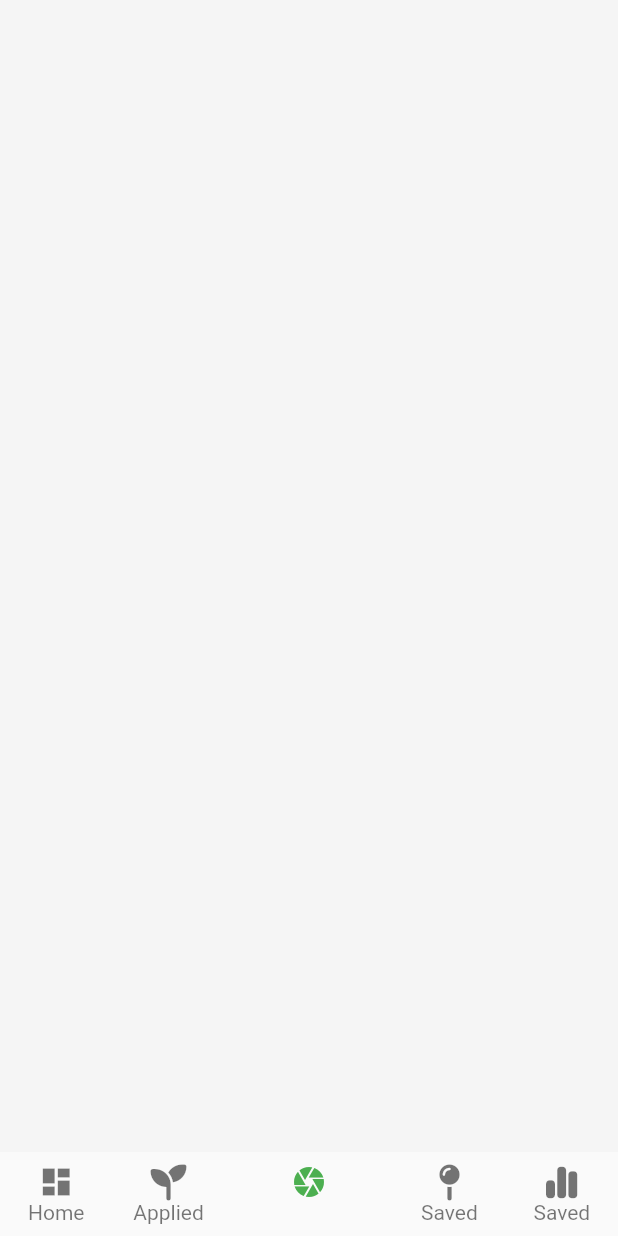
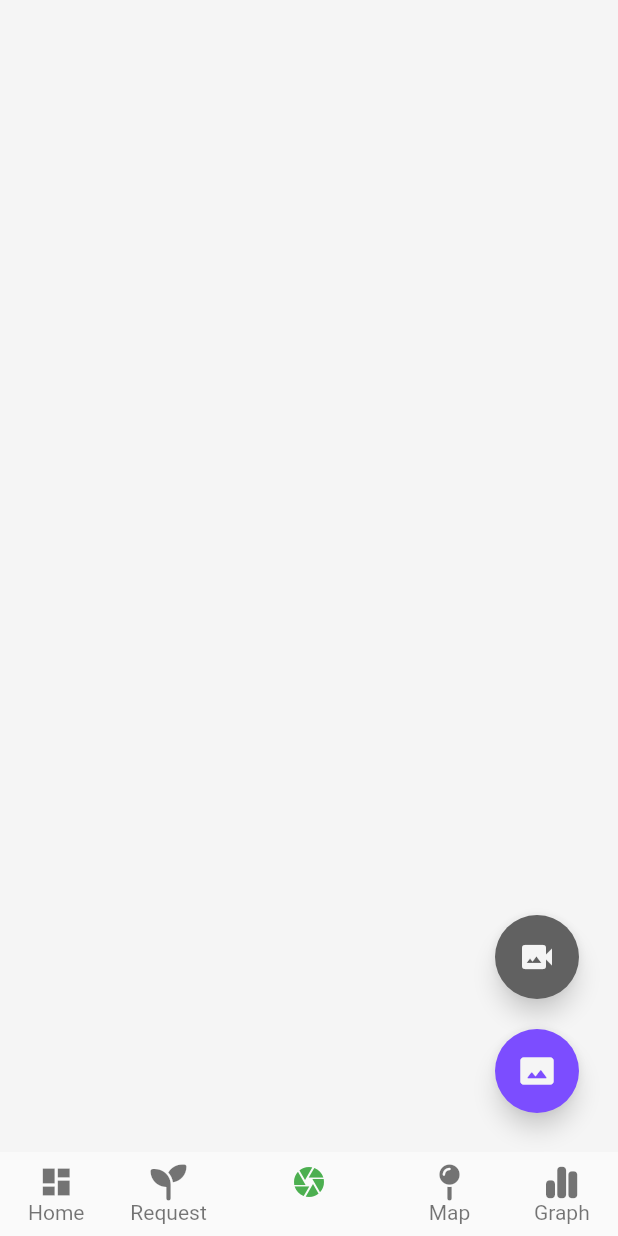
Before and after one commit to Sankwan/GreenGhana-Mobile-App, a Flutter app: the MainHomepage screen opened directly, item 3 of the bottom bar chosen, on a phone screen of 412 x 824 dp. Run offline on Flutter 3.47's test engine with Material 2 defaults, Android fonts, the phone set to English and light mode, and no system bars; our stand-ins replace bot_toast, cached_network_image, carousel_slider, cloud_firestore, dio, dropdown_search and 13 more; accounts and stored records are empty.

Commit message:
J~Aspect

```diff
--- a/lib/controllers/user_controller.dart
+++ b/lib/controllers/user_controller.dart
@@ -4,7 +4,7 @@ import 'package:instagram_aa/services/firebase_service.dart';
 
 abstract class UserController{
   Future<bool> addUser({UserModel usermodel});
-  Future<UserModel> getUserDataAsync();
+  Future<UserModel> getUserDataAsync(String id);
 }
 
 class UserControllerImplement implements UserController{
@@ -16,8 +16,8 @@ class UserControllerImplement implements UserController{
   }
 
   @override
-  Future<UserModel> getUserDataAsync() async{
-    DocumentSnapshot snapshot = await usercol.doc(mAuth.currentUser!.uid).get();
+  Future<UserModel> getUserDataAsync(String id) async{
+    DocumentSnapshot snapshot = await usercol.doc(id).get();
     return UserModel.fromJson(snapshot);
   }
 
--- a/lib/models/usermodel.dart
+++ b/lib/models/usermodel.dart
@@ -5,15 +5,19 @@ class UserModel {
   String? userPhoneNumber;
   String? avatar;
   String? userName;
+  List? followers;
+  List? following;
 
-  UserModel({this.userId, this.userPhoneNumber, this.userName, this.avatar});
+  UserModel({this.userId, this.userPhoneNumber, this.userName, this.avatar, this.followers, this.following});
 
   Map<String, dynamic> toJson() {
     return <String, dynamic>{
       'user_id': userId,
       'user_phoneNumber': userPhoneNumber,
       'user_name': userName,
-      'avatar': avatar
+      'avatar': avatar,
+      'followers': followers,
+      'following': following,
     };
   }
 
@@ -23,7 +27,9 @@ class UserModel {
       userId: snapshot['user_id'],
       userPhoneNumber: snapshot['user_phoneNumber'],
       userName: snapshot['user_name'],
-      avatar: snapshot['avatar']
+      avatar: snapshot['avatar'],
+      followers: snapshot['followers'],
+      following: snapshot['following'],
     );
   }
 
--- a/lib/utils/tablist.dart
+++ b/lib/utils/tablist.dart
@@ -1,4 +1,5 @@
 import 'package:flutter/material.dart';
+import 'package:instagram_aa/views/screens/camera_page.dart';
 import 'package:instagram_aa/views/screens/graph.dart';
 import 'package:instagram_aa/views/screens/homepage.dart';
 import 'package:instagram_aa/views/screens/map_page.dart';
@@ -7,7 +8,8 @@ import 'package:instagram_aa/views/screens/request_seedling.dart';
 const List<Widget> fragmentList = [
   HomePage(),
   RequestSeedling(),
-  MapPage(),
+  //for the camera page
+  CameraPage(),
   MapPage(),
   Graph(),
 ];
--- a/lib/views/screens/auth/usernamepage.dart
+++ b/lib/views/screens/auth/usernamepage.dart
@@ -71,7 +71,9 @@ class _UserNamePageState extends State<UserNamePage> {
     await userControl.addUser(usermodel: UserModel(
       userPhoneNumber: widget.phoneNumber,
       userName: userNameController.text.trim(),
-      avatar: ""
+      avatar: "",
+      followers: [],
+      following: []
     )).then((value) {
       cancelProgressLoader();
       nextscreenRemovePredicate(context, SlideAnimate(const MainHomepage()));
--- /dev/null
+++ b/lib/views/screens/camera_page.dart
@@ -0,0 +1,63 @@
+import 'package:flutter/material.dart';
+import 'package:image_picker/image_picker.dart';
+import 'package:instagram_aa/utils/pagesnavigator.dart';
+import 'package:instagram_aa/views/screens/video_preview.dart';
+import 'package:instagram_aa/views/widgets/custom_widgets.dart';
+import 'dart:io';
+
+class CameraPage extends StatefulWidget {
+  const CameraPage({super.key});
+    videoPick(ImageSource src, BuildContext context) async {
+    final video = await ImagePicker().pickVideo(source: src);
+    // if (video != null) {
+    //   snackBar(
+    //     context,
+    //     "Video Selected, ${video.path}",
+    //   );
+    //   Navigator.push(
+    //       context,
+    //       MaterialPageRoute(
+    //           builder: (context) => VideoPreview(
+    //               videoFile: File(video.path), videoPath: video.path)));
+    // } else {
+    //   snackBar(
+    //     context,
+    //       "Error In Selecting Video , Please Choose A Video File");
+    // }
+  }
+
+  @override
+  State<CameraPage> createState() => _CameraPageState();
+}
+
+class _CameraPageState extends State<CameraPage> {
+  @override
+  Widget build(BuildContext context) {
+    return Scaffold(
+      floatingActionButton: Wrap( //will break to another line on overflow
+                  direction: Axis.vertical, //use vertical to show  on vertical axis
+                  children: <Widget>[
+                        Container(
+                          margin:EdgeInsets.all(10),
+                          child: FloatingActionButton(
+                            onPressed: () => (ImageSource.camera),
+                            child: Icon(Icons.video_camera_back),
+                          )
+                        ), //button first
+
+                        Container(
+                          margin:EdgeInsets.all(10),
+                          child: FloatingActionButton(
+                            onPressed:  () => (ImageSource.camera),
+                            backgroundColor: Colors.deepPurpleAccent,
+                            child: Icon(Icons.photo_size_select_actual_rounded),
+                          )
+                        ), // button second
+
+
+
+                ],
+            ),
+);
+  }
+}
--- a/lib/views/screens/home/mainhomepage.dart
+++ b/lib/views/screens/home/mainhomepage.dart
@@ -30,16 +30,16 @@ class _MainHomepageState extends State<MainHomepage> {
           items: const <BottomNavigationBarItem>[
             BottomNavigationBarItem(icon: Icon(Icons.dashboard), label: 'Home'),
             BottomNavigationBarItem(
-                icon: Icon(FontAwesomeIcons.seedling), label: 'Applied'),
+                icon: Icon(FontAwesomeIcons.seedling), label: 'Request'),
             // BottomNavigationBarItem(icon: Icon(Icons.image), label: 'Saved'),
             BottomNavigationBarItem(
               icon: Icon(Icons.camera),
               label: ''
             ),
             BottomNavigationBarItem(
-                icon: Icon(FontAwesomeIcons.mapPin), label: 'Saved'),
+                icon: Icon(FontAwesomeIcons.mapPin), label: 'Map'),
             BottomNavigationBarItem(
-                icon: Icon(FontAwesomeIcons.chartSimple), label: 'Saved'),
+                icon: Icon(FontAwesomeIcons.chartSimple), label: 'Graph'),
           ]),
       body: IndexedStack(
         index: hp.tabIndex,
--- a/lib/views/screens/homepage.dart
+++ b/lib/views/screens/homepage.dart
@@ -3,6 +3,7 @@ import 'package:flutter/material.dart';
 import 'package:instagram_aa/animation/video_controller.dart';
 import 'package:instagram_aa/models/video.dart';
 import 'package:instagram_aa/provider/videoprovider.dart';
+import 'package:instagram_aa/services/firebase_service.dart';
 import 'package:instagram_aa/views/screens/profile_page.dart';
 import 'package:instagram_aa/views/widgets/app_name.dart';
 import 'package:instagram_aa/views/widgets/custom_widgets.dart';
@@ -45,7 +46,8 @@ class _HomePageState extends State<HomePage> {
             padding: const EdgeInsets.only(left: 20, right: 20),
             child: GestureDetector(
               onTap: () {
-                nextNav(context, ProfilePage());
+                // Sends Current User Id to Page to Access Current Users Account
+                nextNav(context, ProfilePage(id: mAuth.currentUser!.uid,));
               },
               child: const CircleAvatar(
                 backgroundColor: Colors.white,
--- a/pubspec.yaml
+++ b/pubspec.yaml
@@ -68,6 +68,7 @@ dependencies:
   flutter_spinkit: ^5.1.0
   bot_toast: ^4.0.3
   shimmer: ^2.0.0
+  camera: ^0.10.0+5
 
 dev_dependencies:
   flutter_test:
```
Also changed, not shown: lib/provider/userprovider.dart (+5 -5 lines), lib/views/screens/feed_page.dart (deleted, +0 -179 lines), lib/views/screens/profile_page.dart (+12 -5 lines), lib/views/screens/video_preview.dart (added, +16 -0 lines), lib/views/widgets/profile_details.dart (+20 -3 lines), pubspec.lock.
